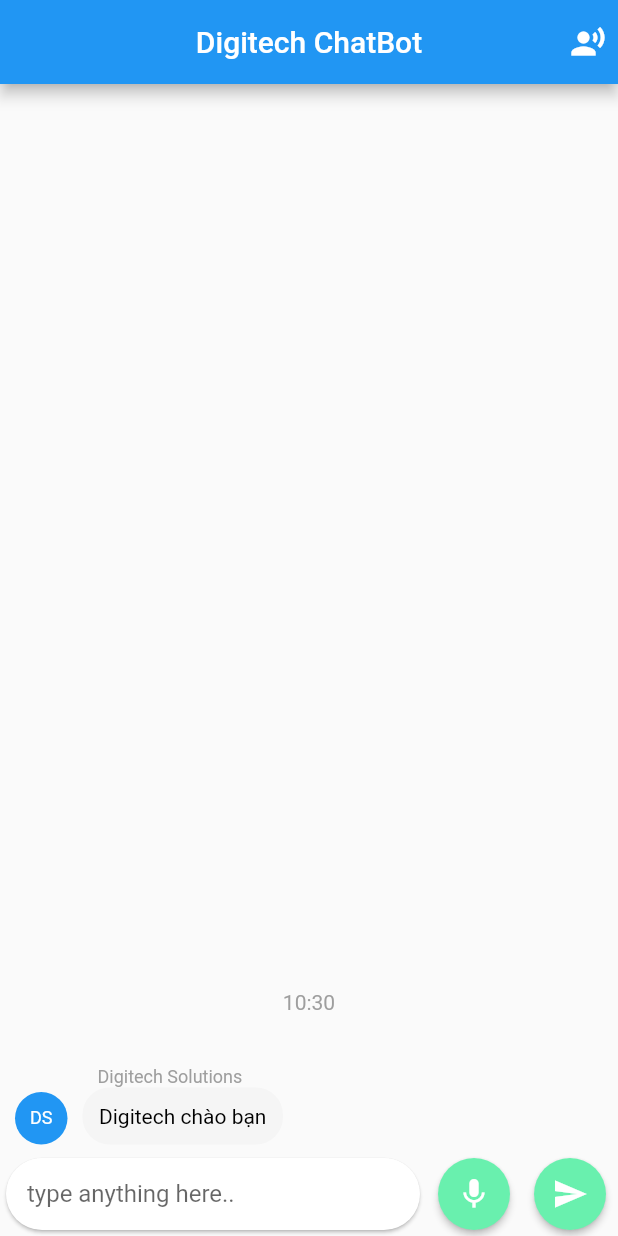
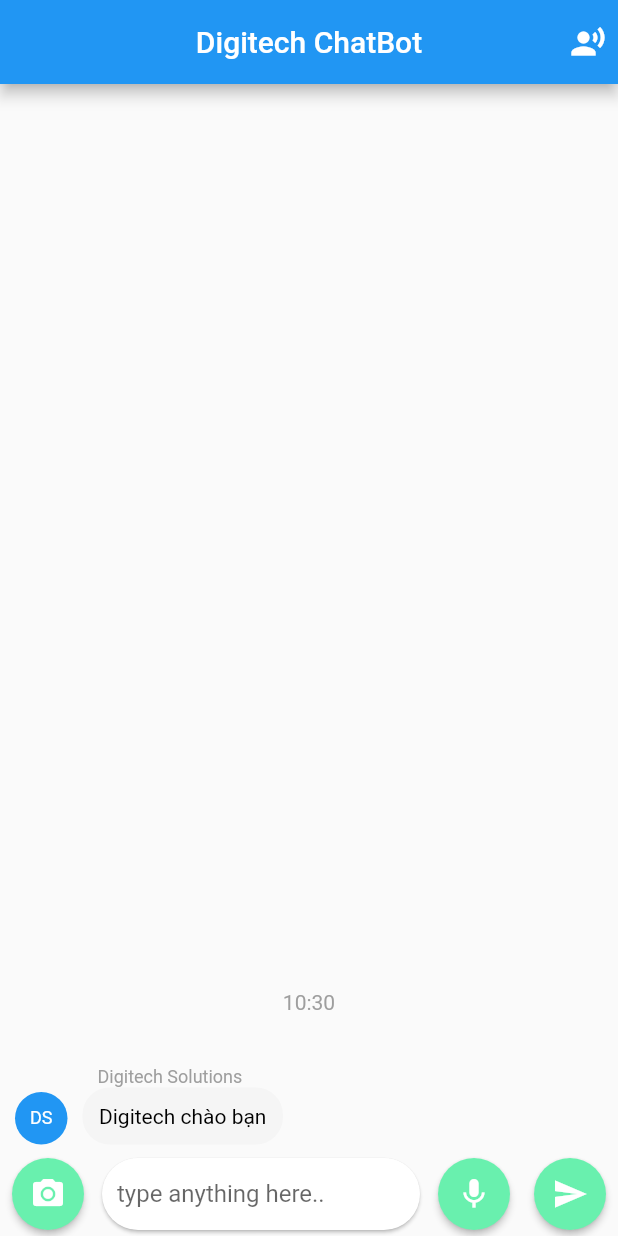
Before and after one commit to TranTrungTinLV/chatdigitech, a Flutter app: the screen it shows after launch, after a tap on the "voice over off" icon, on a phone screen of 412 x 824 dp. Run offline on Flutter 3.47's test engine with Material 2 defaults, Android fonts, the phone set to English and light mode, and no system bars; drawn by our look-alikes of dash_chat_2; our stand-ins replace speech_to_text; missing offline and left inert: chat_gpt_sdk, text_to_speech.

Commit message:
v1.0.1.1

```diff
--- a/lib/chat_gpt.dart
+++ b/lib/chat_gpt.dart
@@ -142,13 +142,18 @@ class _MyHomePageState extends State<MyHomePage> {
             ),
             Row(
               children: [
+                ElevatedButton(onPressed: (){
+                  startListening();
+                }, child: Icon(Icons.camera_alt),style: ElevatedButton.styleFrom(shape: CircleBorder(),
+                    padding: EdgeInsets.all(12),
+                    backgroundColor: Colors.greenAccent),),
                 Expanded(
                     child: Card(
                   color: Colors.white,
                   shape: RoundedRectangleBorder(
                       borderRadius: BorderRadius.circular(25)),
                   child: Padding(
-                    padding: const EdgeInsets.only(left: 14.0),
+                    padding: const EdgeInsets.only(left: 10.0),
                     child: TextField(
                       controller: textEditingController,
                       decoration: InputDecoration(
@@ -157,6 +162,7 @@ class _MyHomePageState extends State<MyHomePage> {
                     ),
                   ),
                 )),
+
                 ElevatedButton(onPressed: (){
                     startListening();
                 }, child: Icon(Icons.mic),style: ElevatedButton.styleFrom(shape: CircleBorder(),
```
